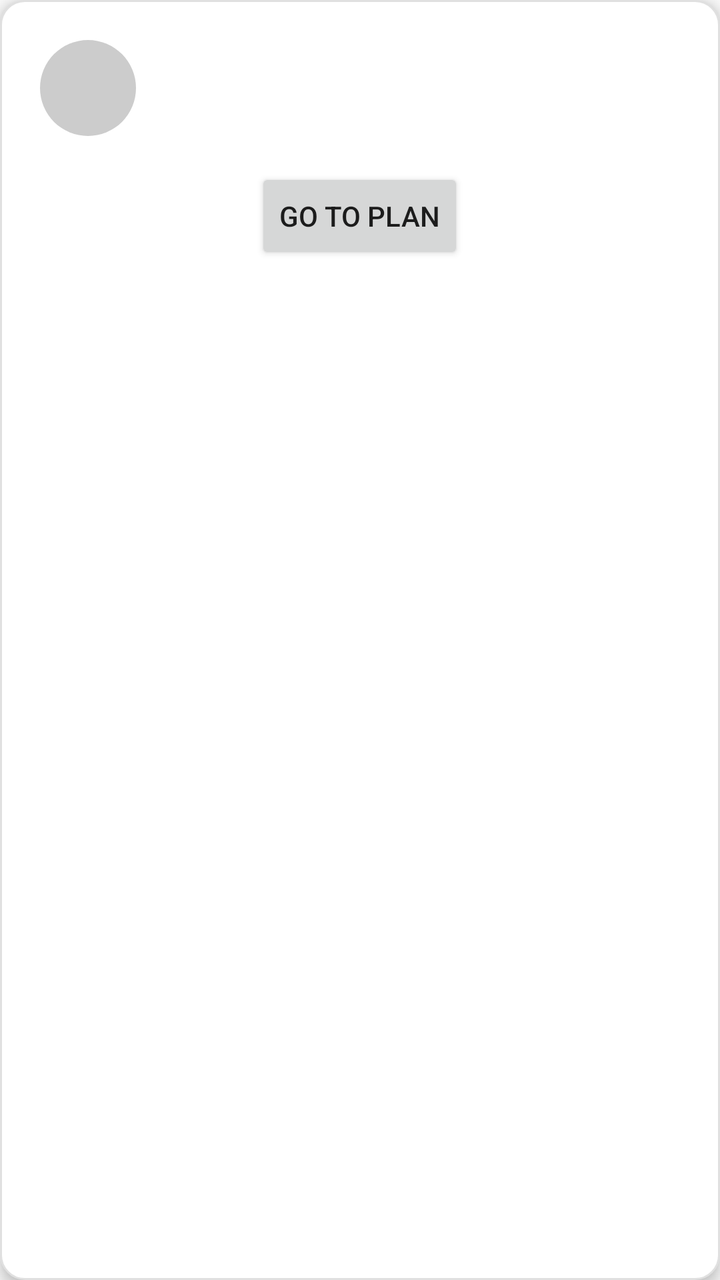
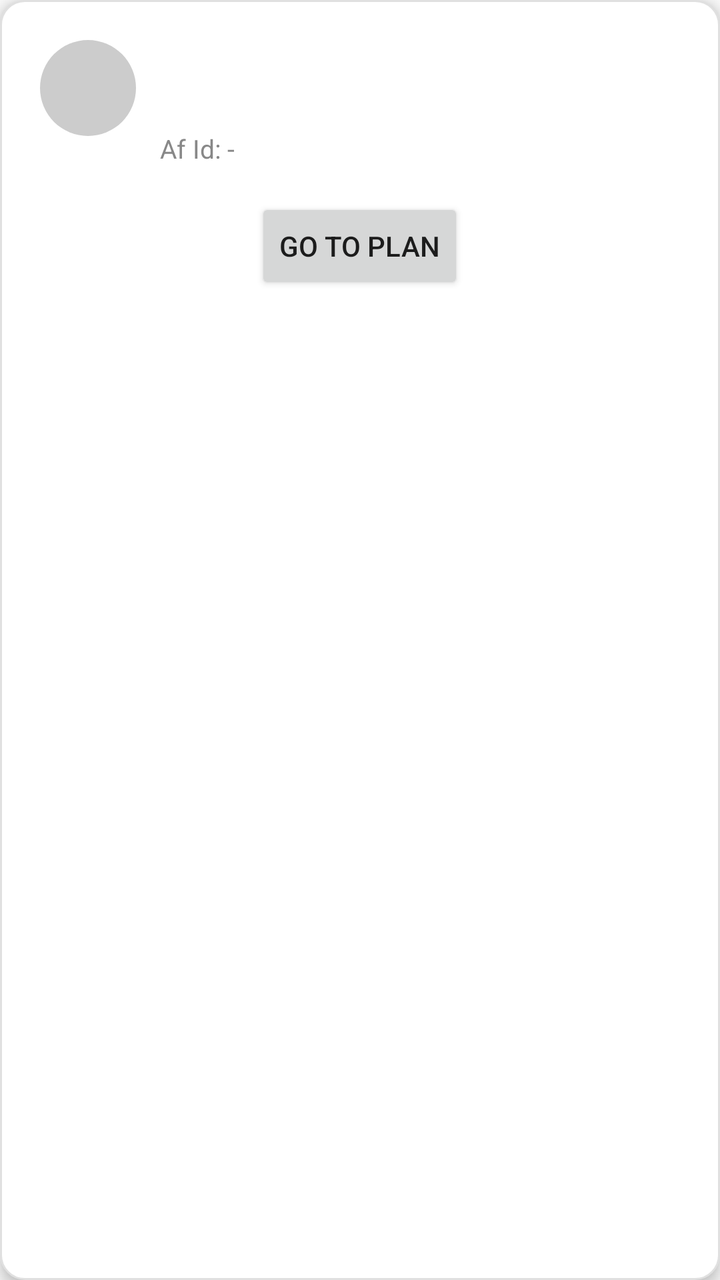

Two renders of the same Android screen: before a commit and after it. Below are the layout's source before the change and the commit's diff.
<!-- AndroidManifest.xml: application theme Theme.Preset -->
<!-- res/layout/view_profile_card.xml -->
<?xml version="1.0" encoding="utf-8"?>
<LinearLayout xmlns:android="http://schemas.android.com/apk/res/android"
    android:layout_width="match_parent"
    android:layout_height="wrap_content"
    android:orientation="vertical"
    android:padding="20dp"
    android:background="@drawable/view_profile_card_bg_profile_card"
    android:elevation="4dp">

    <LinearLayout
        android:layout_width="match_parent"
        android:layout_height="wrap_content"
        android:orientation="horizontal"
        android:gravity="top"
        android:layout_marginBottom="16dp">

        <View
            android:id="@+id/cardAvatar"
            android:layout_width="48dp"
            android:layout_height="48dp"
            android:background="@drawable/view_profile_card_bg_avatar_circle" />

        <LinearLayout
            android:layout_width="0dp"
            android:layout_height="wrap_content"
            android:layout_weight="1"
            android:orientation="vertical"
            android:layout_marginStart="12dp">

            <TextView
                android:id="@+id/cardUsername"
                android:layout_width="wrap_content"
                android:layout_height="wrap_content"
                android:textSize="16sp"
                android:textStyle="bold"
                android:layout_marginBottom="4dp" />

            <TextView
                android:id="@+id/cardTokenSummary"
                android:layout_width="wrap_content"
                android:layout_height="wrap_content"
                android:textSize="13sp"
                android:textColor="#888888" />

        </LinearLayout>

    </LinearLayout>

    <Button
        android:id="@+id/cardGoToPlanButton"
        android:layout_width="wrap_content"
        android:layout_height="wrap_content"
        android:layout_gravity="center_horizontal"
        android:text="Go To Plan" />

</LinearLayout>
<!-- resources referenced by this layout -->
<resources>
  <!-- drawable view_profile_card_bg_avatar_circle (drawable) -->
  <?xml version="1.0" encoding="utf-8"?>
  <shape xmlns:android="http://schemas.android.com/apk/res/android"
      android:shape="oval">
      <solid android:color="#CCCCCC" />
  </shape>
  <!-- drawable view_profile_card_bg_profile_card (drawable) -->
  <?xml version="1.0" encoding="utf-8"?>
  <shape xmlns:android="http://schemas.android.com/apk/res/android"
      android:shape="rectangle">
      <solid android:color="#FFFFFF" />
      <corners android:radius="12dp" />
      <stroke
          android:width="1dp"
          android:color="#E0E0E0" />
  </shape>
  <style name="Theme.Preset" parent="Theme.AppCompat.Light.DarkActionBar">
          <item name="colorPrimary">#1976D2</item>
          <item name="colorPrimaryDark">#1565C0</item>
          <item name="colorAccent">#FF6F00</item>
      </style>
</resources>

<!-- the commit's change to res/layout/view_profile_card.xml (unified diff, before → after) -->
@@ -40,6 +40,15 @@
                 android:layout_width="wrap_content"
                 android:layout_height="wrap_content"
                 android:textSize="13sp"
+                android:textColor="#888888"
+                android:layout_marginBottom="2dp" />
+
+            <TextView
+                android:id="@+id/cardAfId"
+                android:layout_width="wrap_content"
+                android:layout_height="wrap_content"
+                android:text="Af Id: -"
+                android:textSize="13sp"
                 android:textColor="#888888" />
 
         </LinearLayout>
